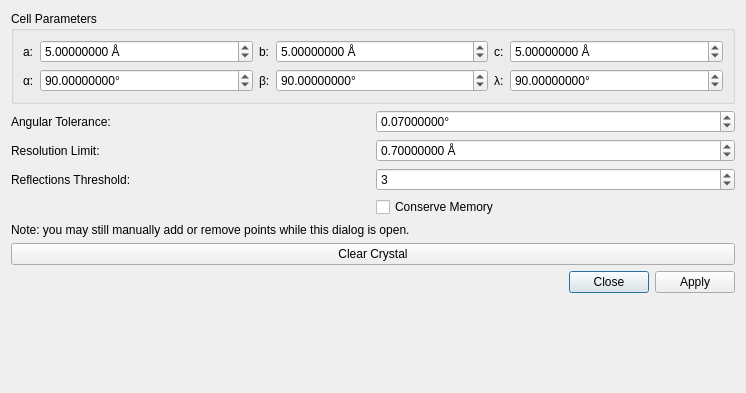
Old version of the form polylaue/ui/resources/ui/find_dialog.ui in the repository PolyLaue/PolyLaue.
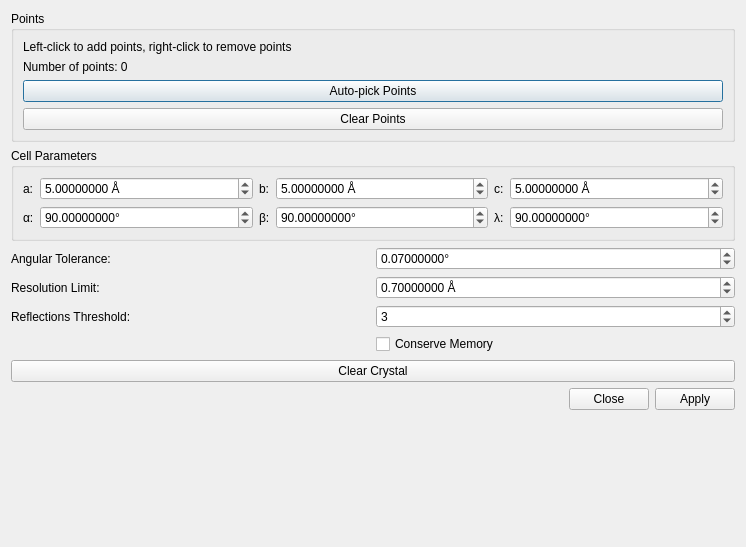
New version of the form. Custom widgets are drawn as their Qt base class.

```diff
--- a/polylaue/ui/resources/ui/find_dialog.ui
+++ b/polylaue/ui/resources/ui/find_dialog.ui
@@ -7,7 +7,7 @@
     <x>0</x>
     <y>0</y>
     <width>746</width>
-    <height>393</height>
+    <height>547</height>
    </rect>
   </property>
   <property name="sizePolicy">
@@ -20,47 +20,7 @@
    <string>Find Orientation</string>
   </property>
   <layout class="QGridLayout" name="gridLayout">
-   <item row="3" column="0">
-    <widget class="QLabel" name="reflections_threshold_label">
-     <property name="toolTip">
-      <string>&lt;html&gt;&lt;head/&gt;&lt;body&gt;&lt;p&gt;The minimum number of indexed reflections to assume the indexing routine was successful.&lt;br/&gt;&lt;/p&gt;&lt;p&gt;Default: 3&lt;/p&gt;&lt;/body&gt;&lt;/html&gt;</string>
-     </property>
-     <property name="text">
-      <string>Reflections Threshold:</string>
-     </property>
-    </widget>
-   </item>
-   <item row="2" column="0">
-    <widget class="QLabel" name="resolution_limit_label">
-     <property name="toolTip">
-      <string>&lt;html&gt;&lt;head/&gt;&lt;body&gt;&lt;p&gt;Default: 0.4 Å&lt;/p&gt;&lt;/body&gt;&lt;/html&gt;</string>
-     </property>
-     <property name="text">
-      <string>Resolution Limit:</string>
-     </property>
-    </widget>
-   </item>
    <item row="3" column="1">
-    <widget class="QSpinBox" name="reflections_threshold">
-     <property name="toolTip">
-      <string>&lt;html&gt;&lt;head/&gt;&lt;body&gt;&lt;p&gt;The minimum number of indexed reflections to assume the indexing routine was successful.&lt;br/&gt;&lt;/p&gt;&lt;p&gt;Default: 3&lt;/p&gt;&lt;/body&gt;&lt;/html&gt;</string>
-     </property>
-     <property name="maximum">
-      <number>100000</number>
-     </property>
-     <property name="value">
-      <number>3</number>
-     </property>
-    </widget>
-   </item>
-   <item row="7" column="0" colspan="2">
-    <widget class="QDialogButtonBox" name="button_box">
-     <property name="standardButtons">
-      <set>QDialogButtonBox::Apply|QDialogButtonBox::Close</set>
-     </property>
-    </widget>
-   </item>
-   <item row="2" column="1">
     <widget class="ScientificDoubleSpinBox" name="resolution_limit">
      <property name="toolTip">
       <string>&lt;html&gt;&lt;head/&gt;&lt;body&gt;&lt;p&gt;Default: 0.4 Å&lt;/p&gt;&lt;/body&gt;&lt;/html&gt;</string>
@@ -79,17 +39,96 @@
      </property>
     </widget>
    </item>
-   <item row="1" column="0">
-    <widget class="QLabel" name="angular_tolerance_label">
+   <item row="0" column="0" colspan="2">
+    <widget class="QGroupBox" name="points_group">
+     <property name="title">
+      <string>Points</string>
+     </property>
+     <layout class="QGridLayout" name="gridLayout_3">
+      <item row="0" column="0">
+       <widget class="QLabel" name="points_label">
+        <property name="text">
+         <string>Left-click to add points, right-click to remove points</string>
+        </property>
+       </widget>
+      </item>
+      <item row="2" column="0">
+       <widget class="QPushButton" name="auto_pick_points">
+        <property name="text">
+         <string>Auto-pick Points</string>
+        </property>
+       </widget>
+      </item>
+      <item row="1" column="0">
+       <widget class="QLabel" name="num_points_label">
+        <property name="text">
+         <string>Number of points: 0</string>
+        </property>
+       </widget>
+      </item>
+      <item row="3" column="0">
+       <widget class="QPushButton" name="clear_points">
+        <property name="text">
+         <string>Clear Points</string>
+        </property>
+       </widget>
+      </item>
+     </layout>
+    </widget>
+   </item>
+   <item row="3" column="0">
+    <widget class="QLabel" name="resolution_limit_label">
+     <property name="toolTip">
+      <string>&lt;html&gt;&lt;head/&gt;&lt;body&gt;&lt;p&gt;Default: 0.4 Å&lt;/p&gt;&lt;/body&gt;&lt;/html&gt;</string>
+     </property>
+     <property name="text">
+      <string>Resolution Limit:</string>
+     </property>
+    </widget>
+   </item>
+   <item row="8" column="0" colspan="2">
+    <spacer name="verticalSpacer">
+     <property name="orientation">
+      <enum>Qt::Vertical</enum>
+     </property>
+     <property name="sizeHint" stdset="0">
+      <size>
+       <width>20</width>
+       <height>0</height>
+      </size>
+     </property>
+    </spacer>
+   </item>
+   <item row="6" column="0" colspan="2">
+    <widget class="QPushButton" name="delete_crystal">
+     <property name="toolTip">
+      <string>&lt;html&gt;&lt;head/&gt;&lt;body&gt;&lt;p&gt;Delete the crystal that was created by this dialog. This ensures the crystal is completely removed from all tables.&lt;/p&gt;&lt;/body&gt;&lt;/html&gt;</string>
+     </property>
+     <property name="text">
+      <string>Clear Crystal</string>
+     </property>
+    </widget>
+   </item>
+   <item row="2" column="1">
+    <widget class="ScientificDoubleSpinBox" name="angular_tolerance">
      <property name="toolTip">
       <string>&lt;html&gt;&lt;head/&gt;&lt;body&gt;&lt;p&gt;Default: 0.07°&lt;/p&gt;&lt;/body&gt;&lt;/html&gt;</string>
      </property>
-     <property name="text">
-      <string>Angular Tolerance:</string>
+     <property name="suffix">
+      <string>°</string>
+     </property>
+     <property name="decimals">
+      <number>8</number>
+     </property>
+     <property name="maximum">
+      <double>100000.000000000000000</double>
+     </property>
+     <property name="value">
+      <double>0.070000000000000</double>
      </property>
     </widget>
    </item>
-   <item row="4" column="1">
+   <item row="5" column="1">
     <widget class="QCheckBox" name="conserve_memory">
      <property name="toolTip">
       <string>&lt;html&gt;&lt;head/&gt;&lt;body&gt;&lt;p&gt;If checked, a different version of the internal function will be utilized that uses less RAM, but also runs a little slower.&lt;/p&gt;&lt;/body&gt;&lt;/html&gt;</string>
@@ -99,7 +138,7 @@
      </property>
     </widget>
    </item>
-   <item row="0" column="0" colspan="2">
+   <item row="1" column="0" colspan="2">
     <widget class="QGroupBox" name="cell_parameters_group">
      <property name="title">
       <string>Cell Parameters</string>
@@ -264,52 +303,43 @@
      </layout>
     </widget>
    </item>
-   <item row="1" column="1">
-    <widget class="ScientificDoubleSpinBox" name="angular_tolerance">
+   <item row="4" column="1">
+    <widget class="QSpinBox" name="reflections_threshold">
      <property name="toolTip">
-      <string>&lt;html&gt;&lt;head/&gt;&lt;body&gt;&lt;p&gt;Default: 0.07°&lt;/p&gt;&lt;/body&gt;&lt;/html&gt;</string>
-     </property>
-     <property name="suffix">
-      <string>°</string>
-     </property>
-     <property name="decimals">
-      <number>8</number>
+      <string>&lt;html&gt;&lt;head/&gt;&lt;body&gt;&lt;p&gt;The minimum number of indexed reflections to assume the indexing routine was successful.&lt;br/&gt;&lt;/p&gt;&lt;p&gt;Default: 3&lt;/p&gt;&lt;/body&gt;&lt;/html&gt;</string>
      </property>
      <property name="maximum">
-      <double>100000.000000000000000</double>
+      <number>100000</number>
      </property>
      <property name="value">
-      <double>0.070000000000000</double>
+      <number>3</number>
      </property>
     </widget>
    </item>
-   <item row="5" column="0" colspan="2">
-    <widget class="QLabel" name="note_label">
+   <item row="2" column="0">
+    <widget class="QLabel" name="angular_tolerance_label">
+     <property name="toolTip">
+      <string>&lt;html&gt;&lt;head/&gt;&lt;body&gt;&lt;p&gt;Default: 0.07°&lt;/p&gt;&lt;/body&gt;&lt;/html&gt;</string>
+     </property>
      <property name="text">
-      <string>Note: you may still manually add or remove points while this dialog is open.</string>
+      <string>Angular Tolerance:</string>
      </property>
     </widget>
    </item>
-   <item row="8" column="0" colspan="2">
-    <spacer name="verticalSpacer">
-     <property name="orientation">
-      <enum>Qt::Vertical</enum>
-     </property>
-     <property name="sizeHint" stdset="0">
-      <size>
-       <width>20</width>
-       <height>0</height>
-      </size>
-     </property>
-    </spacer>
-   </item>
-   <item row="6" column="0" colspan="2">
-    <widget class="QPushButton" name="delete_crystal">
+   <item row="4" column="0">
+    <widget class="QLabel" name="reflections_threshold_label">
      <property name="toolTip">
       <string>&lt;html&gt;&lt;head/&gt;&lt;body&gt;&lt;p&gt;Delete the crystal that was created by this dialog. This ensures the crystal is completely removed from all tables.&lt;/p&gt;&lt;/body&gt;&lt;/html&gt;</string>
      </property>
      <property name="text">
-      <string>Clear Crystal</string>
+      <string>Reflections Threshold:</string>
+     </property>
+    </widget>
+   </item>
+   <item row="7" column="0" colspan="2">
+    <widget class="QDialogButtonBox" name="button_box">
+     <property name="standardButtons">
+      <set>QDialogButtonBox::Apply|QDialogButtonBox::Close</set>
      </property>
     </widget>
    </item>
```
Left out of the diff: 4 changed lines with no effect on the pictures.
